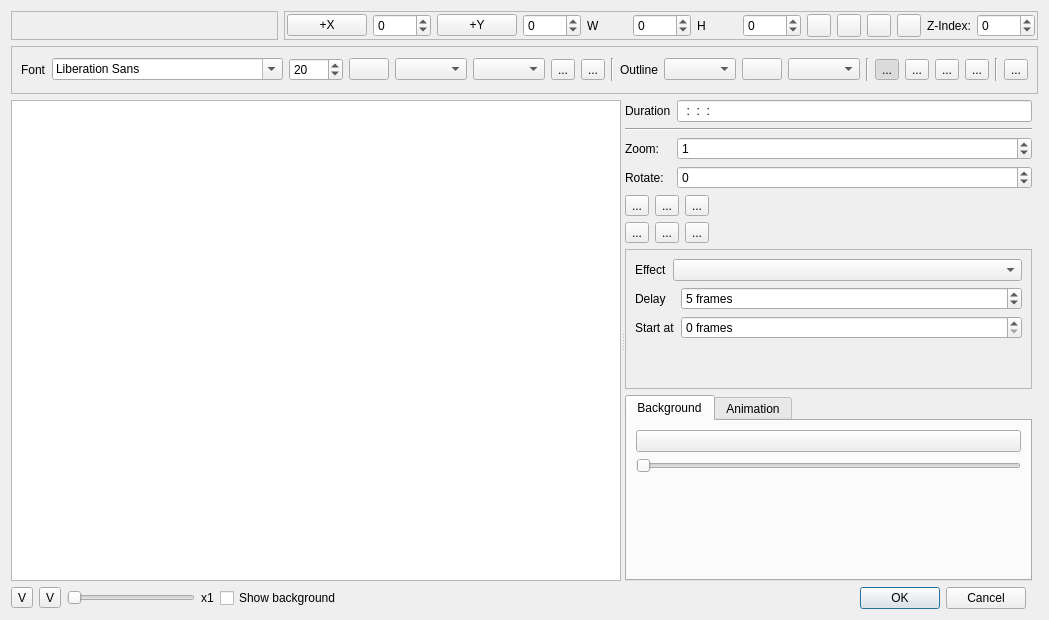
First picture: the form in src/widgets/titlewidget_ui.ui, repository KDE/kdenlive, before the edit.
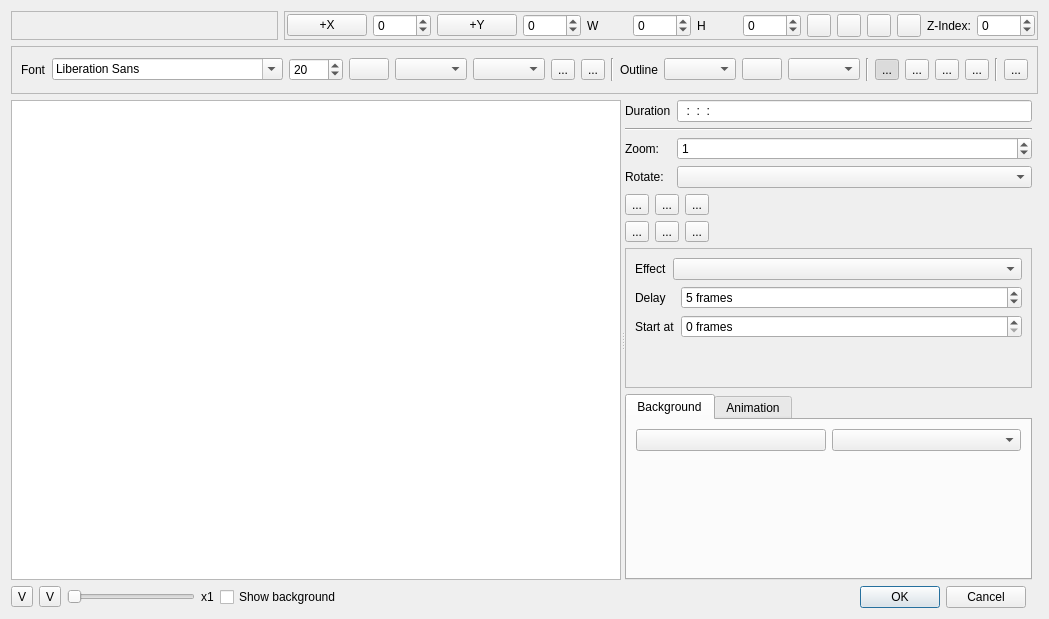
Second picture: the form after the edit. Custom widgets are drawn as their Qt base class.

Commit message: some more UI fixes (slider for rotation)

The edit to the form file:
```diff
--- a/src/widgets/titlewidget_ui.ui
+++ b/src/widgets/titlewidget_ui.ui
@@ -252,16 +252,6 @@
          </property>
         </widget>
        </item>
-       <item row="3" column="1">
-        <widget class="KIntSpinBox" name="itemrotate">
-         <property name="minimum">
-          <number>-360</number>
-         </property>
-         <property name="maximum">
-          <number>360</number>
-         </property>
-        </widget>
-       </item>
        <item row="4" column="0" colspan="2">
         <layout class="QGridLayout" name="gridLayout_3">
          <item row="0" column="0">
@@ -524,31 +514,7 @@
            <string>Background</string>
           </attribute>
           <layout class="QGridLayout" name="gridLayout_5">
-           <item row="0" column="0" colspan="2">
-            <widget class="KColorButton" name="kcolorbutton">
-             <property name="sizePolicy">
-              <sizepolicy hsizetype="Preferred" vsizetype="Fixed">
-               <horstretch>0</horstretch>
-               <verstretch>0</verstretch>
-              </sizepolicy>
-             </property>
-             <property name="color">
-              <color>
-               <red>0</red>
-               <green>0</green>
-               <blue>0</blue>
-              </color>
-             </property>
-             <property name="defaultColor">
-              <color>
-               <red>0</red>
-               <green>0</green>
-               <blue>0</blue>
-              </color>
-             </property>
-            </widget>
-           </item>
-           <item row="3" column="1">
+           <item row="2" column="0">
             <spacer name="verticalSpacer_3">
              <property name="orientation">
               <enum>Qt::Vertical</enum>
@@ -561,22 +527,27 @@
              </property>
             </spacer>
            </item>
-           <item row="1" column="0" colspan="2">
-            <widget class="QSlider" name="horizontalSlider">
-             <property name="sizePolicy">
-              <sizepolicy hsizetype="Preferred" vsizetype="Fixed">
-               <horstretch>0</horstretch>
-               <verstretch>0</verstretch>
-              </sizepolicy>
+           <item row="0" column="0">
+            <widget class="KColorButton" name="backgroundColor">
+             <property name="color">
+              <color>
+               <red>0</red>
+               <green>0</green>
+               <blue>0</blue>
+              </color>
              </property>
-             <property name="maximum">
-              <number>255</number>
-             </property>
-             <property name="orientation">
-              <enum>Qt::Horizontal</enum>
+             <property name="defaultColor">
+              <color>
+               <red>0</red>
+               <green>0</green>
+               <blue>0</blue>
+              </color>
              </property>
             </widget>
            </item>
+           <item row="0" column="1">
+            <widget class="KoSliderCombo" name="backgroundAlpha"/>
+           </item>
           </layout>
          </widget>
          <widget class="QWidget" name="tab">
@@ -674,6 +645,9 @@
          </widget>
         </widget>
        </item>
+       <item row="3" column="1">
+        <widget class="KoSliderCombo" name="itemrotate"/>
+       </item>
       </layout>
      </widget>
     </widget>
```
The commit also changes 3 other files.
